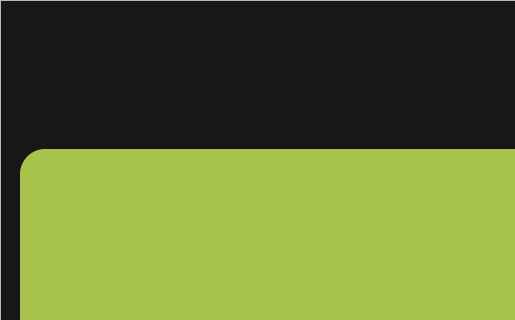
Qt form Ripple/client.ui (Rzouga01/Qt-Project) before a commit; both pictures show x 0 to 515 and y 0 to 320 of the 1200 by 650 pixel window.
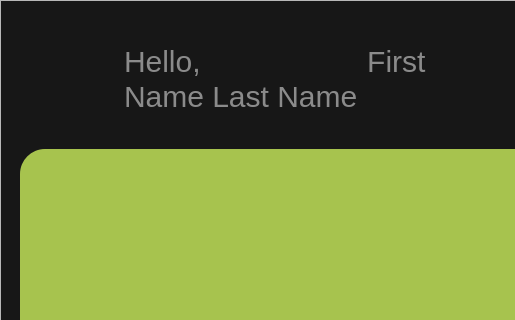
The same form after that commit. Icons and pictures are not drawn.

Diff of the .ui file:
```diff
--- a/Ripple/client.ui
+++ b/Ripple/client.ui
@@ -124,13 +124,16 @@
      <rect>
       <x>120</x>
       <y>40</y>
-      <width>221</width>
+      <width>311</width>
       <height>91</height>
      </rect>
     </property>
     <property name="textInteractionFlags">
      <set>Qt::NoTextInteraction</set>
     </property>
+    <property name="placeholderText">
+     <string>Hello,                    First Name Last Name</string>
+    </property>
    </widget>
    <widget class="QListWidget" name="readBox">
     <property name="geometry">
```
